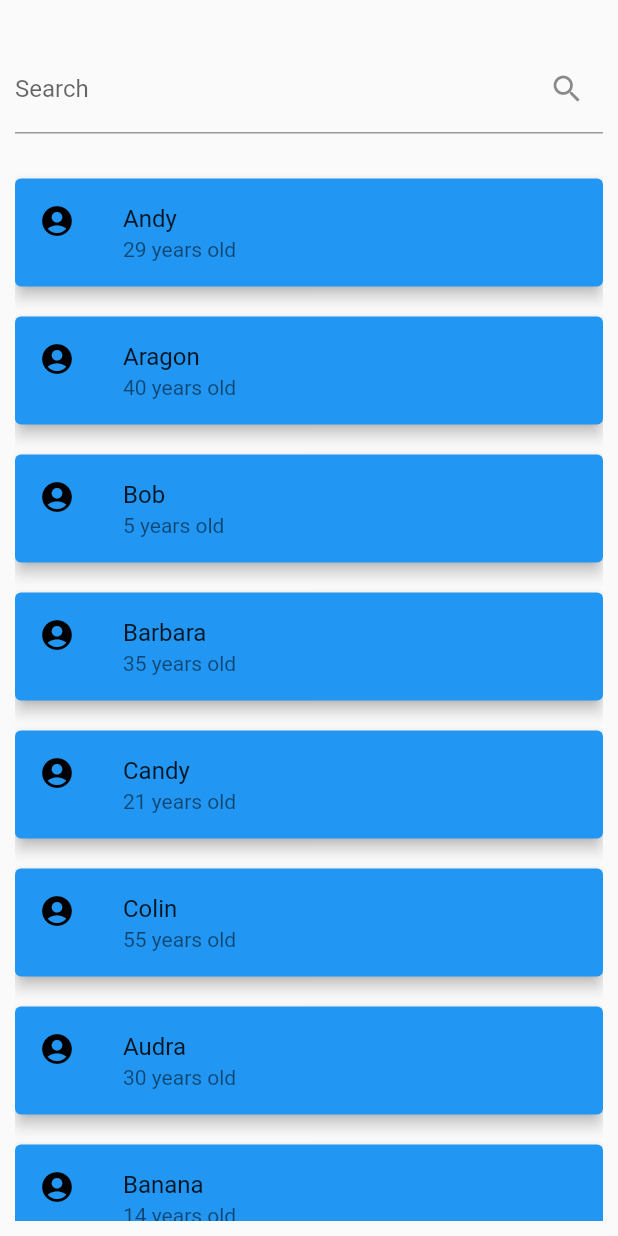
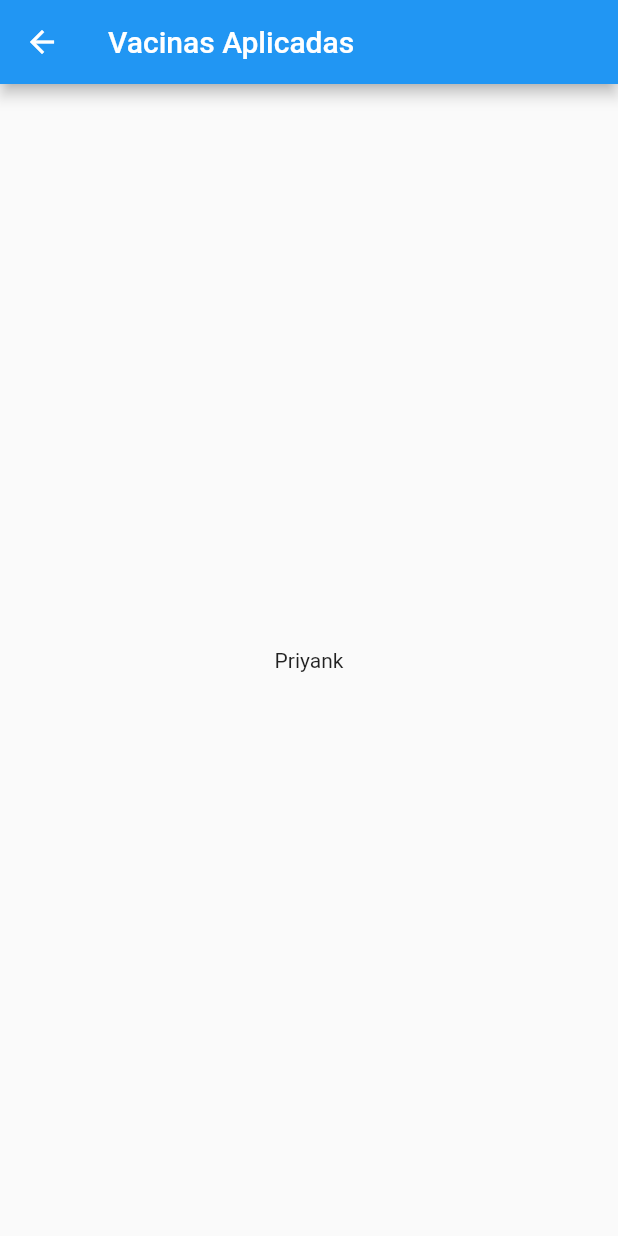
Before and after one commit to marconapppo/CarteiraVacinacao, a Flutter app: the HomePage screen opened directly, after a tap on "Andy", on a phone screen of 412 x 824 dp. Run offline on Flutter 3.47's test engine with Material 2 defaults, Android fonts, the phone set to English and light mode, and no system bars.

Commit message:
passando parametro paciente

```diff
--- a/lib/gerenciarVacinasAplicadas.dart
+++ b/lib/gerenciarVacinasAplicadas.dart
@@ -11,6 +11,13 @@ class VacinasAplicadas extends StatelessWidget {
       body: HomePage(),
     );
   }
+}
+
+class Paciente {
+  final String name;
+  final String age;
+
+  Paciente(this.name, this.age);
 }
 
 class HomePage extends StatefulWidget {
@@ -93,7 +100,20 @@ class _HomePageState extends State<HomePage> {
                         margin: EdgeInsets.symmetric(vertical: 10),
                         child: ListTile(
                           //continuação trab
-                          onTap: () {},
+                          onTap: () {
+                            Navigator.push(
+                                context,
+                                new MaterialPageRoute(
+                                    builder: (context) =>
+                                        new PacienteInformacao(
+                                            paciente: new Paciente(
+                                                "Priyank", "28"))));
+                            //Navigator.push(
+                            //context,
+                            //MaterialPageRoute(
+                            //builder: (context) =>
+                            //PacienteInformacao()));
+                          },
                           leading: Icon(
                             Icons.account_circle,
                             color: Colors.black,
@@ -115,3 +135,21 @@ class _HomePageState extends State<HomePage> {
     );
   }
 }
+
+class PacienteInformacao extends StatelessWidget {
+  final Paciente paciente;
+
+  const PacienteInformacao({Key key, this.paciente}) : super(key: key);
+
+  @override
+  Widget build(BuildContext context) {
+    return Scaffold(
+      appBar: AppBar(
+        title: const Text("Vacinas Aplicadas"),
+      ),
+      body: Center(
+        child: Text(paciente.name),
+      ),
+    );
+  }
+}
```
